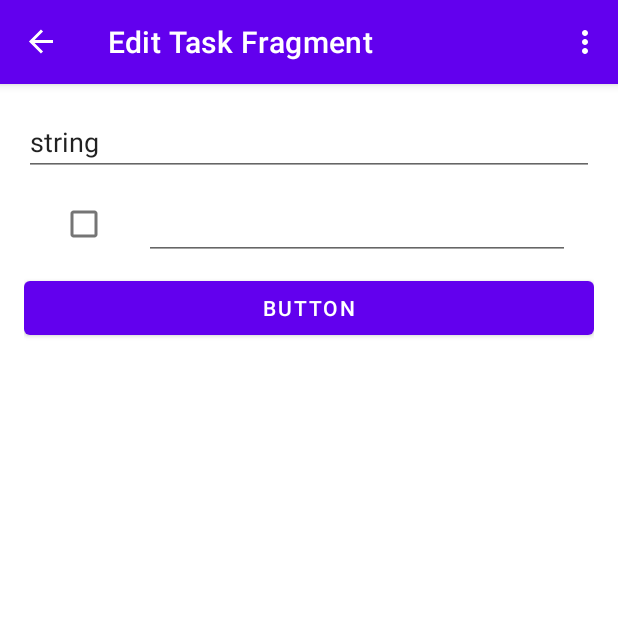
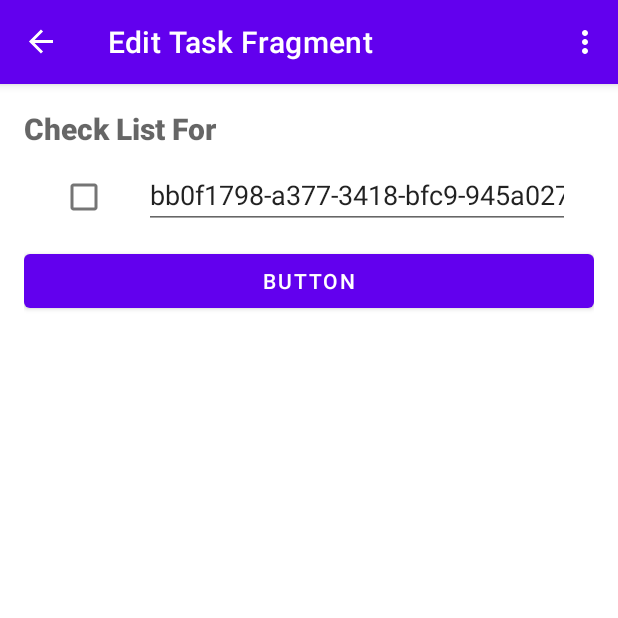
Before and after one commit to msaltnet/double-check, an Android app: the EditTaskFragment screen opened through its navigation route, after a tap on "BUTTON", on a phone screen of 412 x 824 dp, the top half of it. Run offline under Robolectric (Android 15) with nearby library versions, the phone set to English and light mode, and no system bars; our stand-ins replace data binding, navigation-ui; libraries missing offline, so code that uses them is left out: android.widget.

```diff
--- a/app/src/main/java/net/msalt/doublecheck/data/CheckItem.kt
+++ b/app/src/main/java/net/msalt/doublecheck/data/CheckItem.kt
@@ -1,3 +1,6 @@
 package net.msalt.doublecheck.data
 
-data class CheckItem(var contents: String = "", var id: String = "", var checked: Boolean = false)
+import androidx.lifecycle.MutableLiveData
+import java.util.*
+
+data class CheckItem(var contents: MutableLiveData<String> = MutableLiveData<String>(""), val id: String = UUID.randomUUID().toString(), var checked: Boolean = false)
--- a/app/src/main/java/net/msalt/doublecheck/edittask/EditTaskFragment.kt
+++ b/app/src/main/java/net/msalt/doublecheck/edittask/EditTaskFragment.kt
@@ -7,6 +7,7 @@ import android.view.LayoutInflater
 import android.view.View
 import android.view.ViewGroup
 import androidx.fragment.app.viewModels
+import androidx.lifecycle.MutableLiveData
 import androidx.navigation.fragment.findNavController
 import net.msalt.doublecheck.R
 import net.msalt.doublecheck.data.CheckItem
@@ -28,8 +29,8 @@ class EditTaskFragment : Fragment() {
     private val binding get() = _binding!!
 
     override fun onCreateView(
-        inflater: LayoutInflater, container: ViewGroup?,
-        savedInstanceState: Bundle?
+            inflater: LayoutInflater, container: ViewGroup?,
+            savedInstanceState: Bundle?
     ): View? {
 
         _binding = EditTaskFragBinding.inflate(inflater, container, false)
@@ -42,6 +43,9 @@ class EditTaskFragment : Fragment() {
 
         // Set the lifecycle owner to the lifecycle of the view
         binding.lifecycleOwner = this.viewLifecycleOwner
+        viewModel.title.observe(this.viewLifecycleOwner) {
+            Log.d("JSM", "Changed ${viewModel.title.value}")
+        }
         setupListAdapter()
     }
 
@@ -54,8 +58,13 @@ class EditTaskFragment : Fragment() {
         if (viewModel != null) {
             listAdapter = CheckItemListAdapter(viewModel)
             binding.checkitemList.adapter = listAdapter
-            binding.button.setOnClickListener(){
-                viewModel.items.add(CheckItem())
+            binding.button.setOnClickListener() {
+                val item = CheckItem()
+                item.contents.value = item.id
+                item.contents.observe(this.viewLifecycleOwner) {
+                    Log.d("JSM", "Changed item contents ${item.id} : ${item.contents.value}")
+                }
+                viewModel.items.add(item)
                 listAdapter.notifyItemInserted(viewModel.items.size - 1)
             }
         } else {
--- a/app/src/main/java/net/msalt/doublecheck/edittask/EditTaskViewModel.kt
+++ b/app/src/main/java/net/msalt/doublecheck/edittask/EditTaskViewModel.kt
@@ -5,9 +5,6 @@ import androidx.lifecycle.ViewModel
 import net.msalt.doublecheck.data.CheckItem
 
 class EditTaskViewModel : ViewModel() {
-
-    var title = "string"
-
+    val title = MutableLiveData("")
     val items = ArrayList<CheckItem>()
-
 }
--- a/app/src/main/res/layout/check_item.xml
+++ b/app/src/main/res/layout/check_item.xml
@@ -31,13 +31,14 @@
             android:checked="@{item.checked}" />
 
         <EditText
-            android:id="@+id/title_text"
+            android:id="@+id/content_text"
             android:layout_width="match_parent"
             android:layout_height="wrap_content"
-            android:layout_gravity="center_vertical"
             android:layout_marginLeft="@dimen/activity_horizontal_margin"
             android:layout_marginStart="@dimen/activity_horizontal_margin"
-            android:textAppearance="@style/TextAppearance.AppCompat.Title"
+            android:maxLength="140"
+            android:singleLine="true"
+            android:scrollHorizontally="true"
             android:text="@={item.contents}" />
     </LinearLayout>
 </layout>
--- a/app/src/main/res/layout/edit_task_frag.xml
+++ b/app/src/main/res/layout/edit_task_frag.xml
@@ -29,11 +29,16 @@
                 android:padding="@dimen/edit_task_title_padding">
 
                 <EditText
-                    android:id="@+id/editTextTextPersonName"
+                    android:id="@+id/taskTitle"
                     android:layout_width="match_parent"
                     android:layout_height="wrap_content"
-                    android:ems="10"
-                    android:inputType="textPersonName"
+                    android:background="@null"
+                    android:hint="@string/title_hint"
+                    android:maxLength="80"
+                    android:textStyle="bold"
+                    android:singleLine="true"
+                    android:scrollHorizontally="true"
+                    android:textAppearance="@style/TextAppearance.AppCompat.Title"
                     android:text="@={viewmodel.title}" />
 
                 <androidx.recyclerview.widget.RecyclerView
--- a/app/src/main/res/values/strings.xml
+++ b/app/src/main/res/values/strings.xml
@@ -1,6 +1,8 @@
 <resources>
     <string name="app_name">Double Check</string>
     <string name="action_settings">Settings</string>
+    <string name="title_hint">Check List For</string>
+
     <!-- Strings used for fragments for navigation -->
     <string name="main_fragment_label">Main Fragment</string>
     <string name="edit_task_fragment_label">Edit Task Fragment</string>
```
